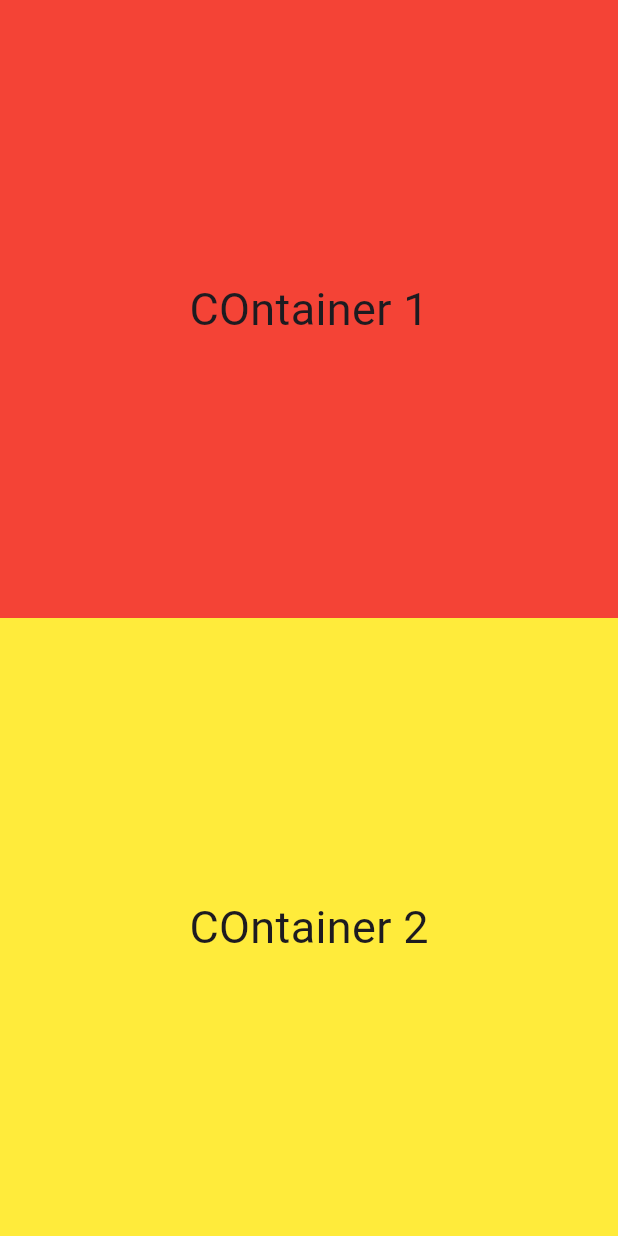
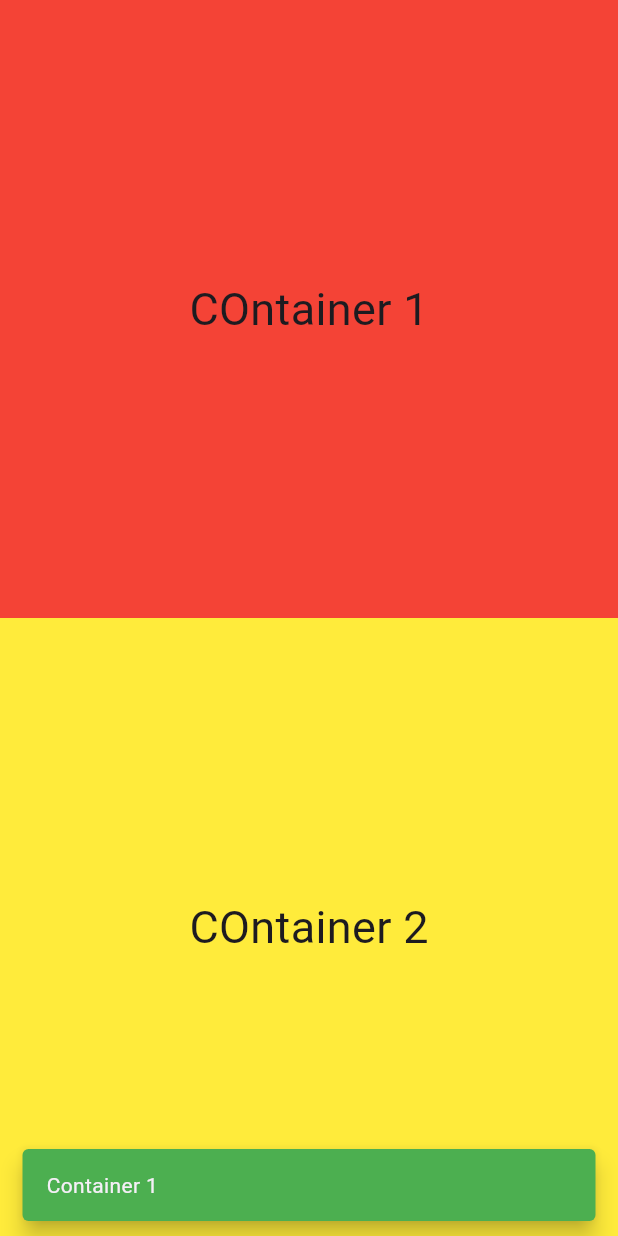
Before and after one commit to kiranrana8973/batch34_b_new, a Flutter app: the screen it shows after launch, after a tap on "COntainer 1", on a phone screen of 412 x 824 dp. Run offline on Flutter 3.47's test engine with Material 3 defaults, Android fonts, the phone set to English and light mode, and no system bars.

```diff
--- a/lib/view/flexible_expanded_view.dart
+++ b/lib/view/flexible_expanded_view.dart
@@ -12,7 +12,13 @@ class FlexibleExpandedView extends StatelessWidget {
             //flex: 1,
             child: GestureDetector(
               onTap: () {
-                print("COntainer 1 pressed");
+                ScaffoldMessenger.of(context).showSnackBar(
+                  SnackBar(
+                    content: Text("Container 1"),
+                    backgroundColor: Colors.green,
+                    behavior: SnackBarBehavior.floating,
+                  ),
+                );
               },
               child: Container(
                 alignment: Alignment.center,
@@ -26,7 +32,13 @@ class FlexibleExpandedView extends StatelessWidget {
             //flex: 2,
             child: GestureDetector(
               onDoubleTap: () {
-                print("COntainer 2 tapped");
+                ScaffoldMessenger.of(context).showSnackBar(
+                  SnackBar(
+                    content: Text("Container 2"),
+                    backgroundColor: Colors.red,
+                    behavior: SnackBarBehavior.floating,
+                  ),
+                );
               },
               child: Container(
                 alignment: Alignment.center,
```
